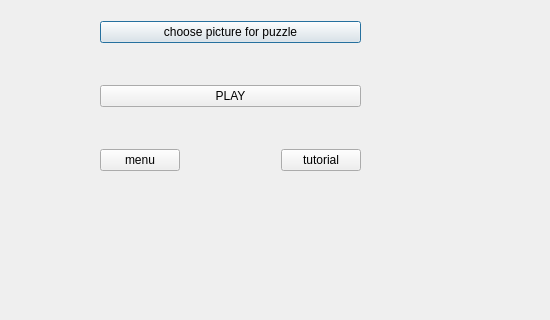
First picture: the form in Sem2/lab1.2/newPuzzle/forpleasure.ui, repository Alina-Hryn/OOP, before the edit; both pictures show x 0 to 550 and y 120 to 440 of the 550 by 550 pixel window.
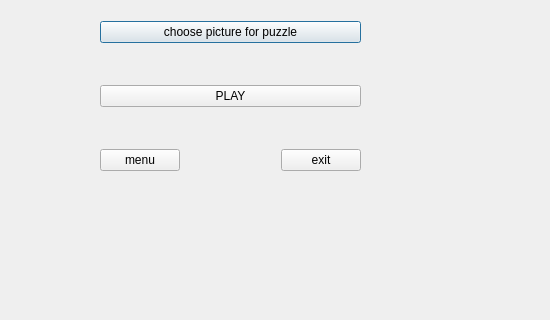
Second picture: the form after the edit.

```diff
--- a/Sem2/lab1.2/newPuzzle/forpleasure.ui
+++ b/Sem2/lab1.2/newPuzzle/forpleasure.ui
@@ -98,7 +98,7 @@
       <item>
        <widget class="QPushButton" name="pushButton_3">
         <property name="text">
-         <string>tutorial</string>
+         <string>exit</string>
         </property>
        </widget>
       </item>
```
